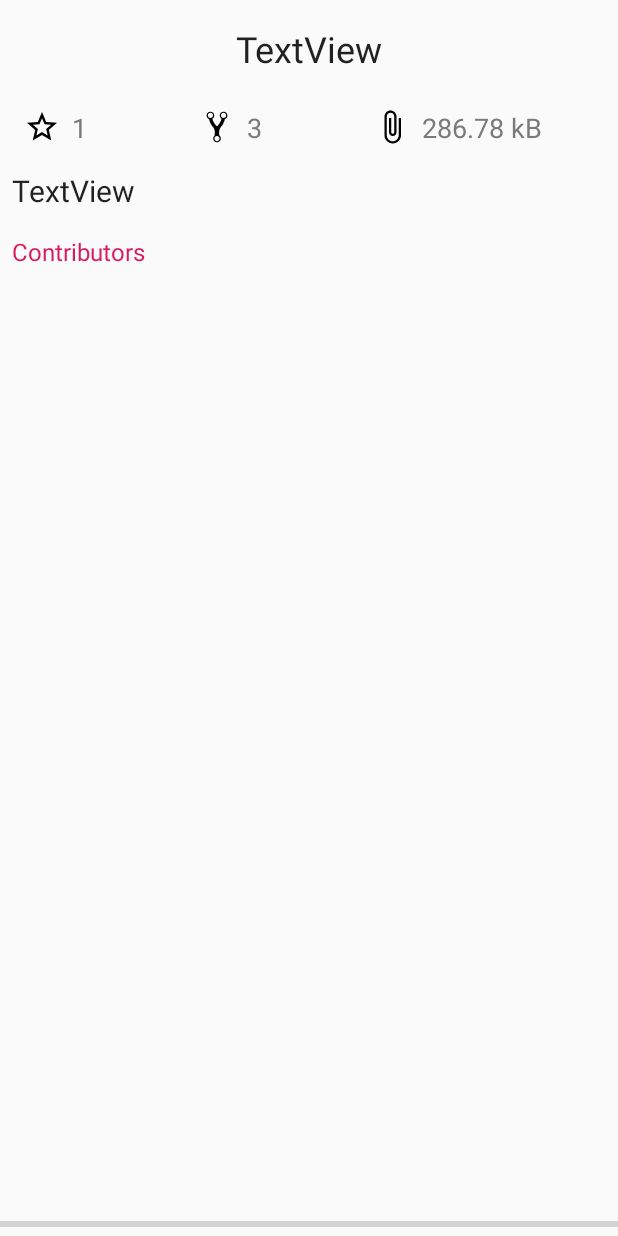
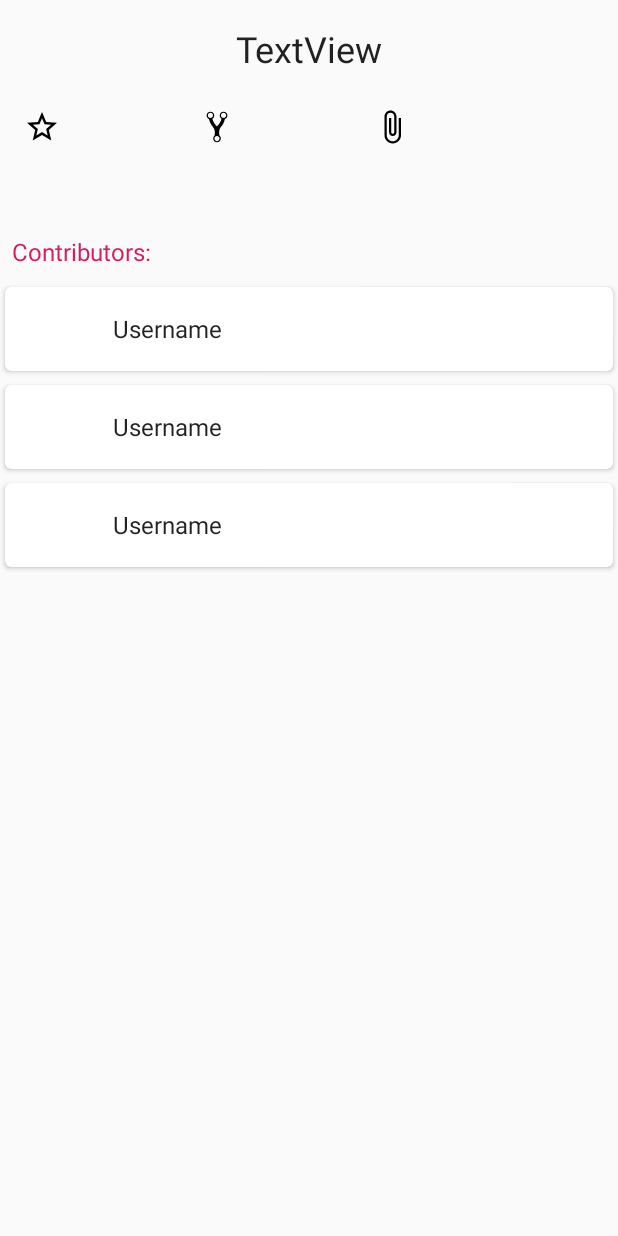
Before and after one commit to Vitamin-B/sample_app-github_list, an Android app: the layout detail_fragment.xml on its own in the app's theme, with its tools: preview values and no code run, on a phone screen of 412 x 824 dp. Run offline under Robolectric (Android 15) with nearby library versions, the phone set to English and light mode, and no system bars.

Commit message:
added repo detail fragment

```diff
--- a/app/src/main/java/s/jure/sample/app/github/data/entities/GithubUser.kt
+++ b/app/src/main/java/s/jure/sample/app/github/data/entities/GithubUser.kt
@@ -26,5 +26,5 @@ data class GithubUser (
 
     @ColumnInfo(name = "avatar_filename")
     @SerializedName("avatar_filename")
-    val avatarFilename: String
+    val avatarFilename: String?
 )
--- a/app/src/main/res/layout-v28/user_card_view.xml
+++ b/app/src/main/res/layout-v28/user_card_view.xml
@@ -1,17 +1,19 @@
 <?xml version="1.0" encoding="utf-8"?>
 <androidx.cardview.widget.CardView xmlns:android="http://schemas.android.com/apk/res/android"
+    xmlns:tools="http://schemas.android.com/tools"
     android:layout_width="match_parent"
     android:layout_height="wrap_content"
-    xmlns:app="http://schemas.android.com/apk/res-auto"
     style="@style/UserCardView" >
 
     <LinearLayout
         android:layout_width="match_parent"
         android:layout_height="wrap_content"
         android:gravity="center_vertical"
-        android:orientation="horizontal">
+        android:orientation="horizontal"
+        tools:ignore="UseCompoundDrawables">
 
         <ImageView
+            android:id="@+id/profile_pic"
             android:layout_width="40dp"
             android:layout_height="40dp"
             android:layout_marginStart="16dp"
@@ -21,7 +23,7 @@
             android:contentDescription="@string/profile_picture" />
 
         <TextView
-            android:id="@+id/repo_name_short"
+            android:id="@+id/user_login_name"
             android:layout_width="match_parent"
             android:layout_height="wrap_content"
             android:lineSpacingExtra="5sp"
--- a/app/src/main/res/layout/detail_activity.xml
+++ b/app/src/main/res/layout/detail_fragment.xml
@@ -3,6 +3,8 @@
     xmlns:app="http://schemas.android.com/apk/res-auto"
     android:layout_width="match_parent"
     android:layout_height="match_parent"
+    xmlns:tools="http://schemas.android.com/tools"
+    android:background="@color/background"
     android:orientation="vertical">
 
     <TextView
@@ -26,31 +28,31 @@
         android:orientation="horizontal">
 
         <TextView
-            android:id="@+id/textView1"
+            android:id="@+id/n_stars_tw"
             style="@style/TextWithIconStyle"
             android:layout_width="0dp"
             android:layout_weight="0.85"
             android:layout_height="wrap_content"
             android:drawableStart="@drawable/ic_star_border"
-            android:text="1" />
+            android:text="@null" />
 
         <TextView
-            android:id="@+id/textView4"
+            android:id="@+id/n_forks_tw"
             style="@style/TextWithIconStyle"
             android:layout_width="0dp"
             android:layout_weight="0.85"
             android:layout_height="wrap_content"
             android:drawableStart="@drawable/ic_fork"
-            android:text="3" />
+            android:text="@null" />
 
         <TextView
-            android:id="@+id/textView3"
+            android:id="@+id/repo_size_tw"
             style="@style/TextWithIconStyle"
             android:layout_width="0dp"
             android:layout_weight="1.3"
             android:layout_height="wrap_content"
             android:drawableStart="@drawable/ic_attachment"
-            android:text="286.78 kB" />
+            android:text="@null" />
     </LinearLayout>
 
     <TextView
@@ -62,7 +64,7 @@
         android:lineSpacingExtra="5sp"
         android:textColor="@color/primaryTextColor"
         android:padding="8dp"
-        android:text="TextView" />
+        android:text="@null" />
 
     <TextView
         android:id="@+id/dt_contributors_label"
@@ -73,16 +75,11 @@
         style="@style/InfoTextStyle" />
 
     <androidx.recyclerview.widget.RecyclerView
+        android:id="@+id/contributors_list"
         android:layout_width="match_parent"
         android:layout_height="0dp"
+        tools:listitem="@layout/user_card_view"
         app:layout_constraintTop_toBottomOf="@id/dt_contributors_label"
-        app:layout_constraintBottom_toTopOf="@id/dt_progress_bar"/>
-
-    <ProgressBar
-        android:id="@+id/dt_progress_bar"
-        android:layout_width="match_parent"
-        android:layout_height="wrap_content"
-        app:layout_constraintBottom_toBottomOf="parent"
-        style="?android:attr/progressBarStyleHorizontal" />
+        app:layout_constraintBottom_toBottomOf="parent"/>
 
 </androidx.constraintlayout.widget.ConstraintLayout>
--- a/app/src/main/res/layout/user_card_view.xml
+++ b/app/src/main/res/layout/user_card_view.xml
@@ -1,17 +1,19 @@
 <?xml version="1.0" encoding="utf-8"?>
 <androidx.cardview.widget.CardView xmlns:android="http://schemas.android.com/apk/res/android"
+    xmlns:tools="http://schemas.android.com/tools"
     android:layout_width="match_parent"
     android:layout_height="wrap_content"
-    xmlns:app="http://schemas.android.com/apk/res-auto"
     style="@style/UserCardView" >
 
     <LinearLayout
         android:layout_width="match_parent"
         android:layout_height="wrap_content"
         android:gravity="center_vertical"
-        android:orientation="horizontal">
+        android:orientation="horizontal"
+        tools:ignore="UseCompoundDrawables">
 
         <ImageView
+            android:id="@+id/profile_pic"
             android:layout_width="40dp"
             android:layout_height="40dp"
             android:layout_marginStart="16dp"
@@ -20,7 +22,7 @@
             android:contentDescription="@string/profile_picture" />
 
         <TextView
-            android:id="@+id/repo_name_short"
+            android:id="@+id/user_login_name"
             android:layout_width="match_parent"
             android:layout_height="wrap_content"
             android:lineSpacingExtra="5sp"
--- a/app/src/main/res/values/colors.xml
+++ b/app/src/main/res/values/colors.xml
@@ -7,5 +7,6 @@
     <color name="secondaryTextColor">#7A7A7A</color>
     <color name="transparent">#00000000</color>
     <color name="semiTransparent">#7F7F7F</color>
-    <color name="white">#E6E6E6</color>
+    <color name= "white">#E6E6E6</color>
+    <color name= "background">#FAFAFA</color>
 </resources>
--- a/app/src/main/res/values/strings.xml
+++ b/app/src/main/res/values/strings.xml
@@ -2,7 +2,7 @@
     <string name="app_name">Github Repo List</string>
     <string name="back">Back</string>
     <string name="info">Info</string>
-    <string name="contributors">Contributors</string>
+    <string name="contributors">Contributors:</string>
     <string name="profile_picture">Profile picture</string>
     <string name="username">Username</string>
 </resources>
```
Also changed, not shown: app/src/main/java/s/jure/sample/app/github/data/api/GithubApiOperation.kt (+5 -2 lines), app/src/main/java/s/jure/sample/app/github/data/api/GithubApiService.kt (+6 -4 lines), app/src/main/java/s/jure/sample/app/github/repo/MyRepoImpl.kt (+15 -2 lines), app/src/main/java/s/jure/sample/app/github/ui/MainActivity.kt (+27 -29 lines), app/src/main/java/s/jure/sample/app/github/ui/adapters/GithubUserAdapter.kt (added, +76 -0 lines), app/src/main/java/s/jure/sample/app/github/ui/fragments/DetailFragment.kt (added, +59 -0 lines), app/src/main/java/s/jure/sample/app/github/ui/fragments/MainFragment.kt (added, +60 -0 lines), app/src/main/res/layout-sw600dp-land/main_activity.xml (added, +23 -0 lines), app/src/main/res/layout-sw600dp-port/main_activity.xml (added, +23 -0 lines), app/src/main/res/layout/main_activity.xml (+4 -51 lines), app/src/main/res/layout/main_fragment.xml (added, +62 -0 lines).
